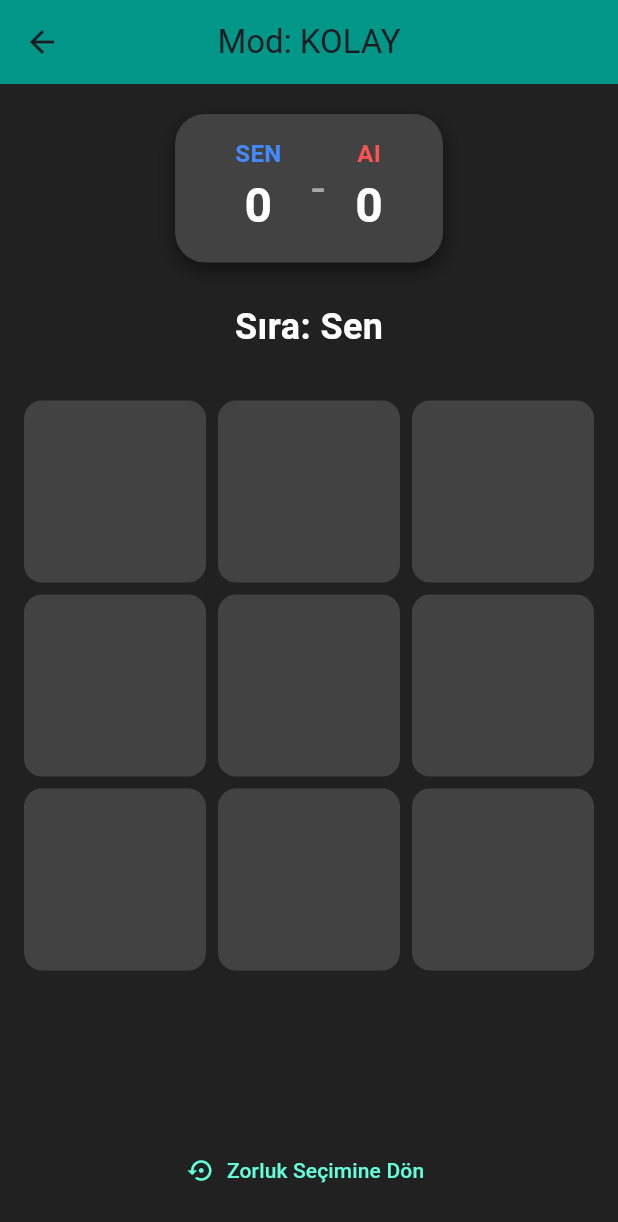
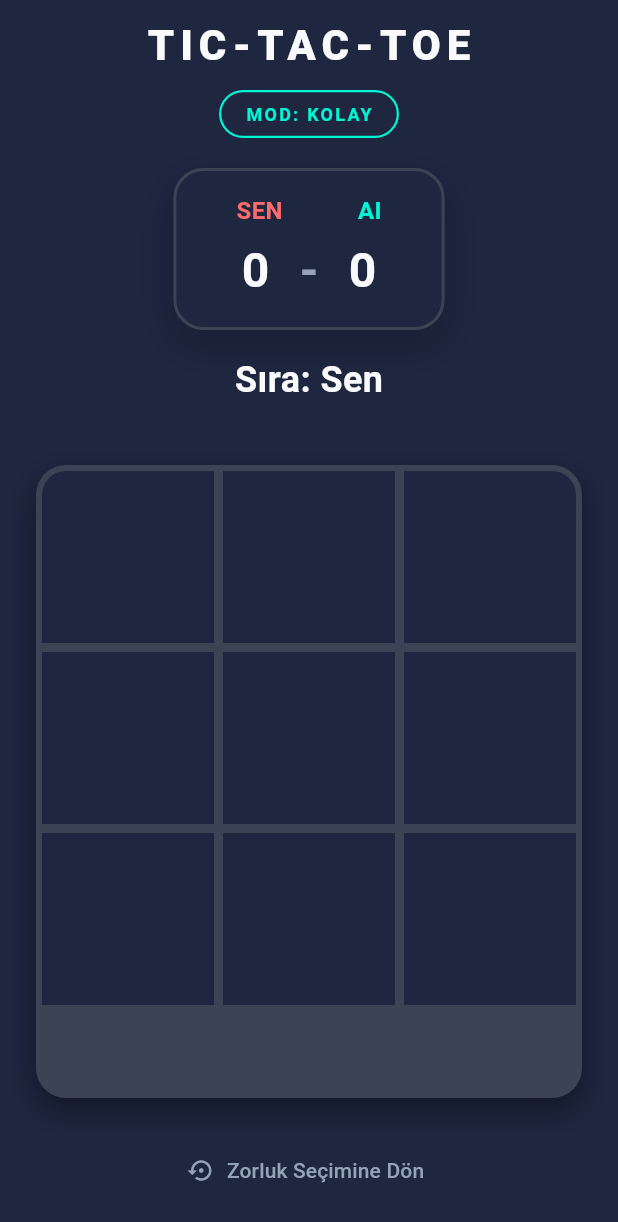
Before and after one commit to YusufAyvaz202/Tech4, a Flutter app: the TicTacToeScreen screen opened directly, after a tap on "KOLAY", on a phone screen of 412 x 824 dp. Shown: the top 1222 px of the screen. Run offline on Flutter 3.47's test engine with Material 3 defaults, Android fonts, the phone set to English and light mode, and no system bars.

Commit message:
tematik renk paleti, dinamik başlık ve mizanpaj (layout) optimizasyonları
- Oyun tahtası (Grid) ve ana arka plan (Scaffold) arasındaki siyah boşluklar temizlenerek, Muted Charcoal ve Cool Grey renk paletiyle görsel bütünlük (cohesive design) sağlandı.
- Skor tablosundaki tipografik hizalama (misalignment) sorunları, yatay/dikey (Row-Column) hiyerarşisi yeniden kurgulanarak piksel kusursuzluğunda çözüldü.
- Ekranın üst kısmına, oyun bağlamını güçlendiren başlık ve zorluk seviyesine (state) göre renk değiştiren dinamik Mod Rozeti eklendi.
- Arayüz bileşenlerinin sola kayma (shrink-wrap) problemi, ana yapının SizedBox(width: double.infinity) ve CrossAxisAlignment.center ile sarmalanmasıyla giderildi ve mutlak ortalama sağlandı.
- 3x3 oyun matrisi AspectRatio(1.0) ile sınırlandırılarak, tüm cihaz ekranlarında esnemeye/bozulmaya karşı duyarlı (responsive) kare bir oyun kartı mimarisine kavuşturuldu.

```diff
--- a/lib/xox/xox_screen.dart
+++ b/lib/xox/xox_screen.dart
@@ -22,6 +22,14 @@ class _TicTacToeScreenState extends State<TicTacToeScreen> {
   List<int> winningLine = [];
   int playerScore = 0;
   int aiScore = 0;
+  // --- YENİ TEMA RENK PALETİ ---
+  final Color deepSlate = const Color(0xFF121826);
+  final Color mutedCharcoal = const Color(0xFF1E2640);
+  final Color coolGrey = const Color(0xFF3A4454);
+  final Color neonCoral = const Color(0xFFFF6B6B);
+  final Color electricTeal = const Color(0xFF00F5D4);
+  final Color offWhite = const Color(0xFFF8FAFC);
+  final Color slateGrey = const Color(0xFF94A3B8);
 
 void _makeMove(int index) async {
     // 1. KORUMA: Eğer hücre doluysa veya sıra sende değilse (AI düşünüyorsa) tıklamayı yoksay
@@ -167,66 +175,45 @@ void _showGameOverDialog(String winner) {
 
 Widget _buildSelectionScreen() {
     return Column(
-      mainAxisAlignment: MainAxisAlignment.start, // Üstten başlasın
+      mainAxisAlignment: MainAxisAlignment.start,
       children: [
-        const SizedBox(height: 50), // Üstten biraz boşluk
+        const SizedBox(height: 50),
 
-        // --- 1. LOGO ENTEGRASYONU ---
-        // Assets'ten logomuzu çağırdık, yüksekliğini sabitledik
         Padding(
           padding: const EdgeInsets.symmetric(horizontal: 40.0),
-          child: Image.asset(
-            'assets/images/xox_logoo.png',
-            height: 180, // Logoyu biraz büyük tutalım
-            fit: BoxFit.contain,
-          ),
+          child: Image.asset('assets/images/xox_logoo.png', height: 180, fit: BoxFit.contain),
         ),
         const SizedBox(height: 30),
 
-        // --- 2. BAŞLIK VE AI VURGUSU ---
-        const Text(
+        Text(
           "YAPAY ZEKA vs SEN",
-          style: TextStyle(
-            color: Colors.tealAccent, // Neon parlaklığı verelim
-            fontSize: 32,
-            fontWeight: FontWeight.bold,
-            letterSpacing: 1.5, // Harfleri açalım
-          ),
+          style: TextStyle(color: offWhite, fontSize: 32, fontWeight: FontWeight.bold, letterSpacing: 1.5),
         ),
         const SizedBox(height: 10),
         Text(
           "Kendi sınırlarını test et",
-          style: TextStyle(
-            color: Colors.white.withOpacity(0.6), // Hafif gri
-            fontSize: 16,
-            fontStyle: FontStyle.italic,
-          ),
+          style: TextStyle(color: slateGrey, fontSize: 16, fontStyle: FontStyle.italic),
         ),
 
-        const SizedBox(height: 60), // Butonlarla ara
+        const SizedBox(height: 60),
 
-        const Text(
+        Text(
           "Zorluk Seviyesi Seç",
-          style: TextStyle(color: Colors.white, fontSize: 22, fontWeight: FontWeight.bold),
+          style: TextStyle(color: offWhite, fontSize: 22, fontWeight: FontWeight.bold),
         ),
         const SizedBox(height: 20),
 
-        // --- 3. PREMIUM BUTONLAR ---
-        // Mevcut buton fonksiyonlarımızı kullanıyoruz ama tasarımlarını cilaladık
-        _difficultyButton("KOLAY", 60, Colors.green),
-        _difficultyButton("ZOR", 30, Colors.orange),
-        _difficultyButton("İMKANSIZ", 0, Colors.red),
+        // Buton renklerini yeni temamıza uyarladık
+        _difficultyButton("KOLAY", 60, electricTeal),
+        _difficultyButton("ZOR", 30, slateGrey),
+        _difficultyButton("İMKANSIZ", 0, neonCoral),
 
         const SizedBox(height: 40),
 
-        // Diğer oyunlarla birleşince kullanılacak Ana Menü Butonu
         TextButton.icon(
           onPressed: () { /* Navigator.pop(context); */ },
-          icon: const Icon(Icons.arrow_back, color: Colors.tealAccent),
-          label: const Text(
-            "Ana Menüye Dön",
-            style: TextStyle(color: Colors.tealAccent)
-          ),
+          icon: Icon(Icons.arrow_back, color: slateGrey),
+          label: Text("Ana Menüye Dön", style: TextStyle(color: slateGrey)),
         ),
         const SizedBox(height: 20),
       ],
@@ -238,10 +225,10 @@ Widget _buildSelectionScreen() {
 Widget _difficultyButton(String name, int rate, Color color) {
     return Padding(
       padding: const EdgeInsets.symmetric(vertical: 10, horizontal: 50),
-      child: OutlinedButton( // ElevatedButton yerine OutlinedButton kullandık
+      child: OutlinedButton(
         style: OutlinedButton.styleFrom(
-          side: BorderSide(color: color, width: 2), // Renkli ince çerçeve
-          backgroundColor: color.withOpacity(0.1), // Çerçeve renginde çok hafif bir iç dolgu
+          side: BorderSide(color: color, width: 2),
+          backgroundColor: color.withOpacity(0.1),
           minimumSize: const Size(double.infinity, 60),
           shape: RoundedRectangleBorder(borderRadius: BorderRadius.circular(15)),
         ),
@@ -253,11 +240,7 @@ Widget _buildSelectionScreen() {
         },
         child: Text(
           name,
-          style: TextStyle(
-            fontSize: 20,
-            fontWeight: FontWeight.bold,
-            color: color // Buton metnini de çerçeve renginde yapalım
-          )
+          style: TextStyle(fontSize: 20, fontWeight: FontWeight.bold, color: color)
         ),
       ),
     );
@@ -266,41 +249,94 @@ Widget _buildSelectionScreen() {
 
 
 Widget _buildGameScreen() {
-    return Column(
+    Color modeColor = selectedDifficultyName == "İMKANSIZ"
+        ? neonCoral
+        : (selectedDifficultyName == "KOLAY" ? electricTeal : slateGrey);
+
+    return SizedBox(
+      width: double.infinity, // Sütunun ekranın %100 genişliğini kaplamasını zorunlu kılar
+      child: Column(
         mainAxisAlignment: MainAxisAlignment.center,
+        crossAxisAlignment: CrossAxisAlignment.center, // Yatayda her şeyi tam ortaya hizalar
         children: [
-        // İŞTE YENİ SKOR TABLOMUZ
+          // --- BAŞLIK VE DİNAMİK MOD ROZETİ ---
+          Padding(
+            padding: const EdgeInsets.only(top: 10.0, bottom: 20.0),
+            child: Column(
+              children: [
+                // 1. Oyun Adı (Şık ve ayrık harfler)
+                Text(
+                  "TIC-TAC-TOE",
+                  style: TextStyle(
+                    color: offWhite,
+                    fontSize: 28,
+                    fontWeight: FontWeight.w900,
+                    letterSpacing: 4.0, // Harflerin arasını havalı durması için açtık
+                  ),
+                ),
+                const SizedBox(height: 10),
+                // 2. Mod Rozeti (Seçilen zorluğa göre renk değiştiren çerçeve)
                 Container(
-          margin: const EdgeInsets.only(top: 20, bottom: 10),
-          padding: const EdgeInsets.symmetric(horizontal: 40, vertical: 15),
+                  padding: const EdgeInsets.symmetric(horizontal: 16, vertical: 6),
                   decoration: BoxDecoration(
-            color: Colors.grey[800],
+                    color: mutedCharcoal,
                     borderRadius: BorderRadius.circular(20),
-            boxShadow: [
-              BoxShadow(
-                color: Colors.black.withOpacity(0.5),
-                blurRadius: 10,
-                offset: const Offset(0, 5),
+                    border: Border.all(color: modeColor, width: 1.5),
+                  ),
+                  child: Text(
+                    "MOD: $selectedDifficultyName",
+                    style: TextStyle(
+                      color: modeColor,
+                      fontSize: 12,
+                      fontWeight: FontWeight.bold,
+                      letterSpacing: 1.5,
+                    ),
+                  ),
                 ),
               ],
             ),
-          child: Row(
-            mainAxisSize: MainAxisSize.min,
-            children: [
-              Column(
-                children: [
-                  const Text("SEN", style: TextStyle(color: Colors.blueAccent, fontSize: 16, fontWeight: FontWeight.bold)),
-                  Text("$playerScore", style: const TextStyle(color: Colors.white, fontSize: 32, fontWeight: FontWeight.bold)),
+          ),
+
+          // --- TEMATİK SKOR TABLOSU (Hizalama Düzeltildi) ---
+          Container(
+            padding: const EdgeInsets.symmetric(horizontal: 40, vertical: 15),
+            decoration: BoxDecoration(
+              color: mutedCharcoal,
+              borderRadius: BorderRadius.circular(20),
+              border: Border.all(color: coolGrey, width: 2),
+              boxShadow: [
+                BoxShadow(
+                  color: Colors.black.withOpacity(0.2),
+                  blurRadius: 20,
+                  offset: const Offset(0, 10)
+                ),
               ],
             ),
-              const Padding(
-                padding: EdgeInsets.symmetric(horizontal: 20.0),
-                child: Text("-", style: TextStyle(color: Colors.white54, fontSize: 32)),
+            // Yamukluğu önlemek için Sütunlar (Column) yerine Satırları (Row) alt alta dizdik
+            child: Column(
+              children: [
+                // 1. SATIR: İSİMLER
+                Row(
+                  mainAxisSize: MainAxisSize.min,
+                  mainAxisAlignment: MainAxisAlignment.center,
+                  children: [
+                    Text("SEN", style: TextStyle(color: neonCoral, fontSize: 16, fontWeight: FontWeight.bold)),
+                    const SizedBox(width: 50), // İsimlerin aralığı
+                    Text("AI", style: TextStyle(color: electricTeal, fontSize: 16, fontWeight: FontWeight.bold)),
+                  ],
                 ),
-              Column(
+                const SizedBox(height: 5), // İsimler ve rakamlar arası minik boşluk
+                // 2. SATIR: SKORLAR
+                Row(
+                  mainAxisSize: MainAxisSize.min,
+                  mainAxisAlignment: MainAxisAlignment.center,
                   children: [
-                  const Text("AI", style: TextStyle(color: Colors.redAccent, fontSize: 16, fontWeight: FontWeight.bold)),
-                  Text("$aiScore", style: const TextStyle(color: Colors.white, fontSize: 32, fontWeight: FontWeight.bold)),
+                    Text("$playerScore", style: TextStyle(color: offWhite, fontSize: 32, fontWeight: FontWeight.bold)),
+                    Padding(
+                      padding: const EdgeInsets.symmetric(horizontal: 20.0),
+                      child: Text("-", style: TextStyle(color: slateGrey, fontSize: 32, fontWeight: FontWeight.bold)),
+                    ),
+                    Text("$aiScore", style: TextStyle(color: offWhite, fontSize: 32, fontWeight: FontWeight.bold)),
                   ],
                 ),
               ],
@@ -312,19 +348,38 @@ Widget _buildGameScreen() {
             padding: const EdgeInsets.all(16.0),
             child: Text(
               isPlayerTurn ? "Sıra: Sen" : "Sıra: AI",
-            style: const TextStyle(color: Colors.white, fontSize: 24, fontWeight: FontWeight.bold),
+              style: TextStyle(color: offWhite, fontSize: 24, fontWeight: FontWeight.bold),
             ),
           ),
 
-        // 3x3 Oyun Tahtası
+          // --- 3x3 OYUN TAHTASI (Muted Charcoal Kart ve Cool Grey Izgara) ---
           Expanded(
             child: Padding(
-            padding: const EdgeInsets.all(16.0),
+              padding: const EdgeInsets.all(24.0), // Dışarıdan şık bir boşluk
+              child: AspectRatio(
+                aspectRatio: 1.0, // Tahtanın tam bir kare kart olmasını garanti ediyoruz
+                child: Container(
+                  padding: const EdgeInsets.all(4), // Dış çerçevenin Cool Grey inceliği (ızgara çizgileri zemini)
+                  decoration: BoxDecoration(
+                    color: coolGrey, // Izgara çizgilerinin rengi (Zemin)
+                    borderRadius: BorderRadius.circular(20),
+                    boxShadow: [
+                      // Zeminle uyumlu ama belirgin bir gölge
+                      BoxShadow(
+                        color: Colors.black.withOpacity(0.4),
+                        blurRadius: 15,
+                        offset: const Offset(0, 8),
+                      ),
+                    ],
+                  ),
+                  child: ClipRRect(
+                    borderRadius: BorderRadius.circular(16), // İç hücrelerin taşmasını engeller
                     child: GridView.builder(
+                      physics: const NeverScrollableScrollPhysics(), // Kaydırmayı kapatıyoruz
                       gridDelegate: const SliverGridDelegateWithFixedCrossAxisCount(
                         crossAxisCount: 3,
-                crossAxisSpacing: 8,
-                mainAxisSpacing: 8,
+                        crossAxisSpacing: 6, // Yatay Cool Grey çizgilerin kalınlığı
+                        mainAxisSpacing: 6,  // Dikey Cool Grey çizgilerin kalınlığı
                       ),
                       itemCount: 9,
                       itemBuilder: (context, index) {
@@ -333,21 +388,18 @@ Widget _buildGameScreen() {
                             _makeMove(index);
                           },
                           child: Container(
-                    decoration: BoxDecoration(
-                      color: winningLine.contains(index) ? Colors.green[700] : Colors.grey[800],
-                      borderRadius: BorderRadius.circular(12),
-                    ),
+                            // Hücrelerin kendisi de Muted Charcoal kart renginde
+                            color: winningLine.contains(index) ? coolGrey.withOpacity(0.9) : mutedCharcoal,
                             child: Center(
                               child: AnimatedScale(
-                        // DURUM KONTROLÜ: Eğer hücre boşsa boyut 0'dır (görünmez).
-                        // Hamle yapıldığı an otomatik olarak 1 (tam boy) boyutuna animasyonla büyür.
                                 scale: board[index] == "" ? 0.0 : 1.0,
-                        duration: const Duration(milliseconds: 300), // Animasyonun süresi (300 milisaniye)
-                        curve: Curves.bounceOut, // Sıçrama/Esneklik efekti veren eğri
+                                duration: const Duration(milliseconds: 300),
+                                curve: Curves.bounceOut,
                                 child: Text(
                                   board[index],
                                   style: TextStyle(
-                            color: board[index] == "X" ? Colors.blueAccent : Colors.redAccent,
+                                    // Sen (X) Neon Coral, AI (O) Electric Teal
+                                    color: board[index] == "X" ? neonCoral : electricTeal,
                                     fontSize: 60,
                                     fontWeight: FontWeight.bold,
                                   ),
@@ -360,24 +412,28 @@ Widget _buildGameScreen() {
                     ),
                   ),
                 ),
+              ),
+            ),
+          ),
 
-        // İŞTE YENİ "ZORLUK SEÇİMİNE DÖN" BUTONUMUZ
+          // Zorluk Seçimine Dön Butonu
           Padding(
             padding: const EdgeInsets.only(bottom: 20.0),
             child: TextButton.icon(
               onPressed: () {
                 setState(() {
-                selectedErrorRate = null; // null yaparak zorluk seçim ekranına dönüyoruz
+                  selectedErrorRate = null;
                   playerScore = 0;
                   aiScore = 0;
-                _resetGame(); // Oyun tahtasını sıfırlıyoruz
+                  _resetGame();
                 });
               },
-            icon: const Icon(Icons.settings_backup_restore, color: Colors.tealAccent),
-            label: const Text("Zorluk Seçimine Dön", style: TextStyle(color: Colors.tealAccent)),
+              icon: Icon(Icons.settings_backup_restore, color: slateGrey),
+              label: Text("Zorluk Seçimine Dön", style: TextStyle(color: slateGrey)),
             ),
           ),
         ],
+      ),
     );
   }
 
@@ -388,17 +444,11 @@ Widget _buildGameScreen() {
 @override
   Widget build(BuildContext context) {
     return Scaffold(
-      backgroundColor: Colors.grey[900],
-      appBar: AppBar(
-        // Zorluk seçilmediyse genel başlık, seçildiyse aktif modu üstte yazar
-        title: Text(selectedErrorRate == null ? 'Tic Tac Toe' : 'Mod: $selectedDifficultyName'),
-        backgroundColor: Colors.teal,
-        centerTitle: true,
+      // İŞTE BURASI: O büyük siyah alanı yok edip, tahta ile ekranı aynı renkte bütünleştiriyoruz
+      backgroundColor: mutedCharcoal,
+      body: SafeArea(
+        child: selectedErrorRate == null ? _buildSelectionScreen() : _buildGameScreen(),
       ),
-      // Seçim yapıldıysa oyun ekranını, yapılmadıysa zorluk seçme ekranını gösterir
-      body: selectedErrorRate == null
-          ? _buildSelectionScreen()
-          : _buildGameScreen(),
     );
   }
 }
```
Lines whose indentation alone changed are shown as unchanged.
